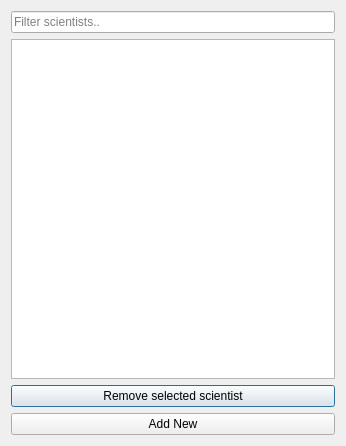
First picture: the form in sciwindow.ui, repository sandraBender/VLN1-hopur2, before the edit.
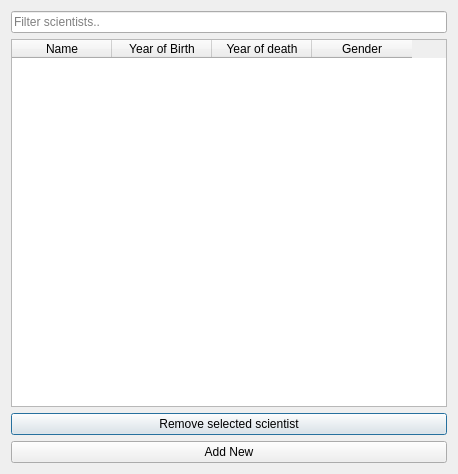
Second picture: the form after the edit.

What changed in the file:
```diff
--- a/sciwindow.ui
+++ b/sciwindow.ui
@@ -6,8 +6,8 @@
    <rect>
     <x>0</x>
     <y>0</y>
-    <width>346</width>
-    <height>446</height>
+    <width>458</width>
+    <height>474</height>
    </rect>
   </property>
   <property name="windowTitle">
@@ -26,7 +26,28 @@
      <item>
       <layout class="QVBoxLayout" name="verticalLayout">
        <item>
-        <widget class="QListWidget" name="list_scientists"/>
+        <widget class="QTableWidget" name="table_scientist">
+         <column>
+          <property name="text">
+           <string>Name</string>
+          </property>
+         </column>
+         <column>
+          <property name="text">
+           <string>Year of Birth</string>
+          </property>
+         </column>
+         <column>
+          <property name="text">
+           <string>Year of death</string>
+          </property>
+         </column>
+         <column>
+          <property name="text">
+           <string>Gender</string>
+          </property>
+         </column>
+        </widget>
        </item>
        <item>
         <widget class="QPushButton" name="pushButton">
```
